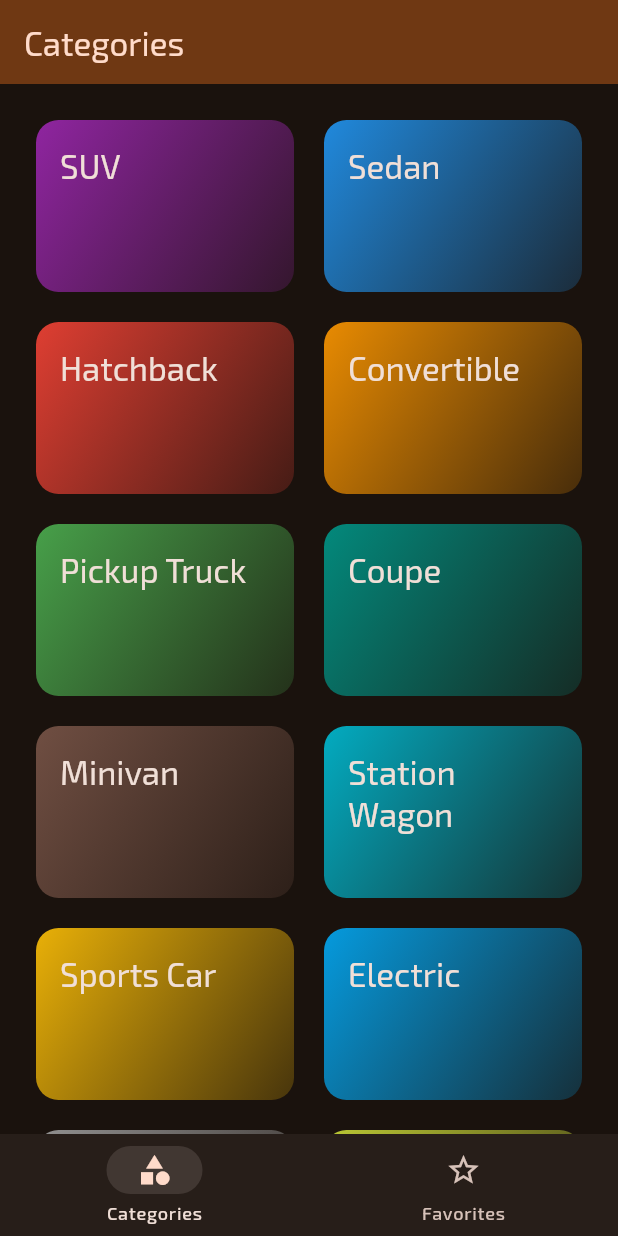
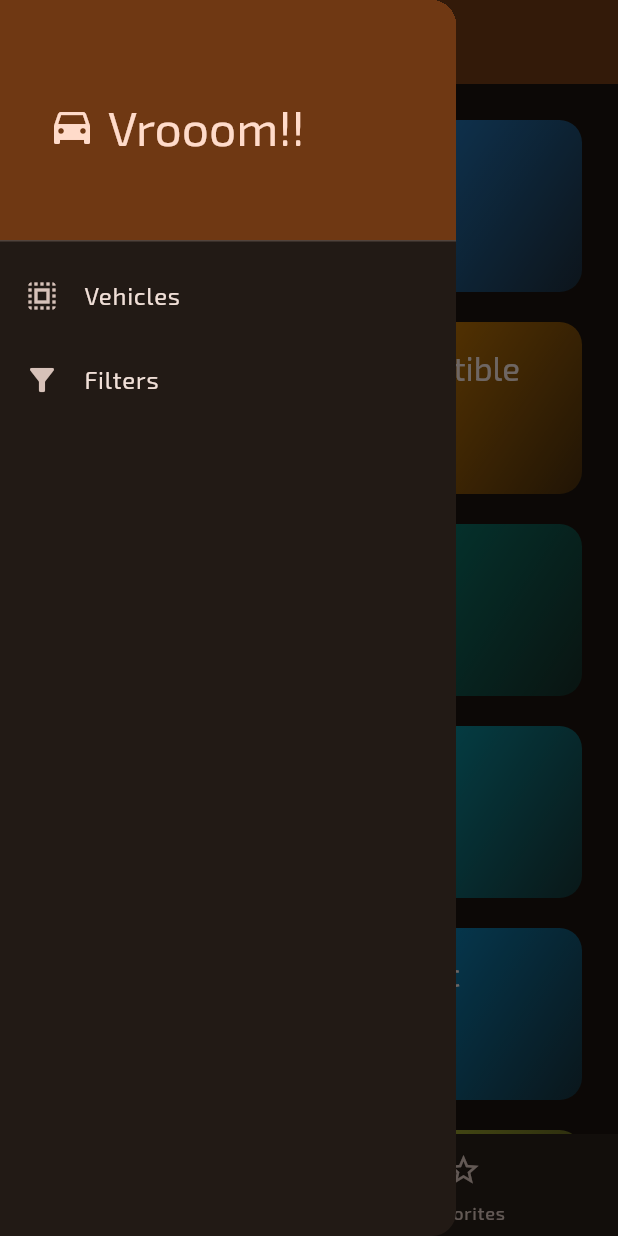
Before and after one commit to abhiroop43/flutter_wheels_app, a Flutter app: the screen it shows after launch, with the side drawer open (before the commit the screen has no drawer), on a phone screen of 412 x 824 dp. Run offline on Flutter 3.47's test engine with Material 3 defaults, Android fonts, the phone set to English and light mode, and no system bars; our stand-ins replace google_fonts, transparent_image.

Commit message:
feat: add navigation drawer to home screen with vehicle and filter options

```diff
--- a/lib/screens/home_screen.dart
+++ b/lib/screens/home_screen.dart
@@ -25,6 +25,53 @@ class _HomeScreenState extends State<HomeScreen> {
             style: TextStyle(
                 color: Theme.of(context).colorScheme.onPrimaryContainer)),
         backgroundColor: Theme.of(context).colorScheme.primaryContainer,
+      ),
+      drawer: Drawer(
+        child: ListView(
+          padding: EdgeInsets.zero,
+          children: <Widget>[
+            DrawerHeader(
+                decoration: BoxDecoration(
+                    color: Theme.of(context).colorScheme.primaryContainer),
+                child: Container(
+                  margin: EdgeInsets.all(16),
+                  child: Row(
+                    children: [
+                      Icon(
+                        Icons.directions_car,
+                        color: Theme.of(context).colorScheme.onPrimaryContainer,
+                        size: 32,
+                      ),
+                      SizedBox(
+                        width: 8,
+                      ),
+                      Text('Vrooom!!',
+                          style: Theme.of(context)
+                              .textTheme
+                              .headlineLarge!
+                              .copyWith(
+                                  color: Theme.of(context)
+                                      .colorScheme
+                                      .onPrimaryContainer)),
+                    ],
+                  ),
+                )),
+            ListTile(
+              leading: const Icon(Icons.select_all),
+              title: const Text('Vehicles'),
+              onTap: () {
+                // TODO: show all vehicles
+              },
+            ),
+            ListTile(
+              leading: const Icon(Icons.filter_alt),
+              title: const Text('Filters'),
+              onTap: () {
+                // TODO: show filters
+              },
+            )
+          ],
+        ),
       ),
       bottomNavigationBar: NavigationBar(
         height: 68,
```
